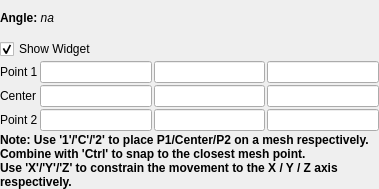
Before: the Qt Designer form Qt/ApplicationComponents/Resources/UI/pqAnglePropertyWidget.ui in Kitware/ParaView, drawn with Qt 5.
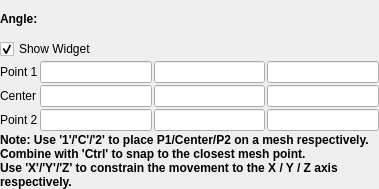
After: the same form once the commit is applied. Custom widgets are drawn as their Qt base class.

Commit message:
Remove html from ui files
* some were not relevant (only putting text in <p>)
* texts from ui file are set via `translate` method, and
we mostly do not want to translate html.

The edit to the form file:
```diff
--- a/Qt/ApplicationComponents/Resources/UI/pqAnglePropertyWidget.ui
+++ b/Qt/ApplicationComponents/Resources/UI/pqAnglePropertyWidget.ui
@@ -23,7 +23,12 @@
    <item row="1" column="0" colspan="4">
     <widget class="QLabel" name="labelAngle">
      <property name="text">
-      <string>&lt;html&gt;&lt;head/&gt;&lt;body&gt;&lt;p&gt;&lt;span style=&quot; font-weight:600;&quot;&gt;Angle: &lt;/span&gt;&lt;span style=&quot; font-style:italic;&quot;&gt;na&lt;/span&gt;&lt;/p&gt;&lt;/body&gt;&lt;/html&gt;</string>
+      <string>Angle: </string>
+     </property>
+     <property name="font">
+      <font>
+       <weight>600</weight>
+      </font>
      </property>
     </widget>
    </item>
```
The commit also changes 20 other files.
